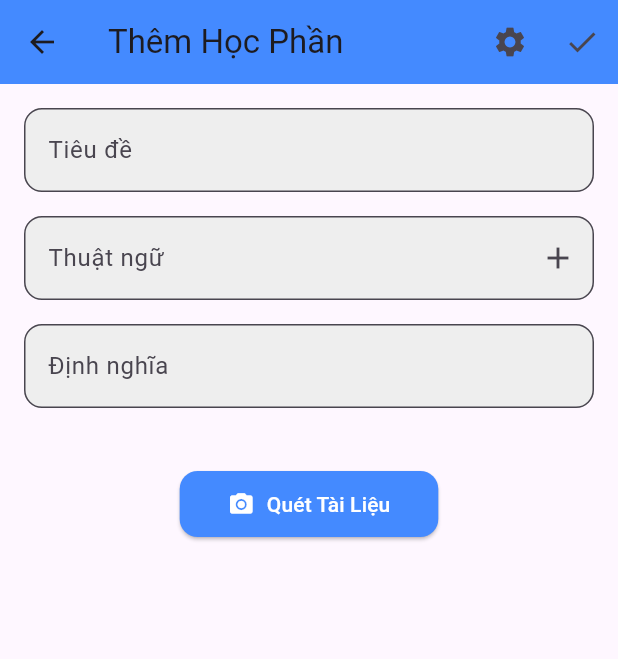
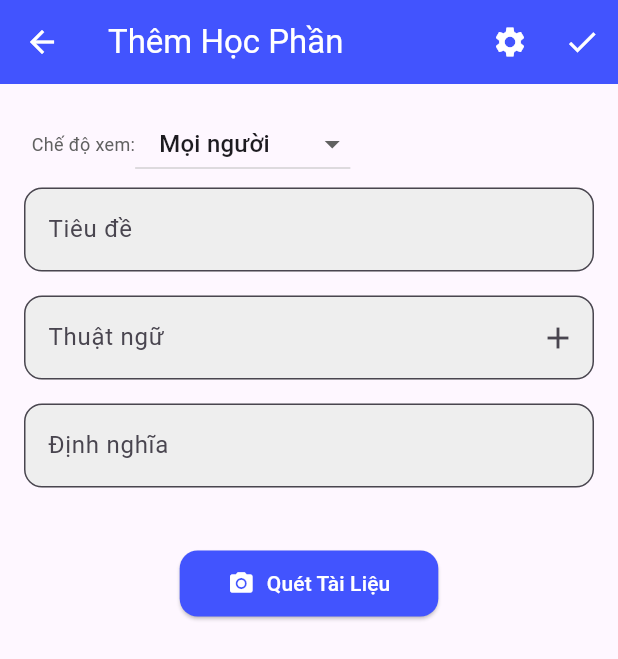
Before and after one commit to kuten2011/Learn-English-with-card, a Flutter app: the screen it shows once a user with an empty profile is signed in, after a tap on "Xem tất cả", after a tap on the "add" icon, on a phone screen of 412 x 824 dp. Shown: the top 659 px of the screen. Run offline on Flutter 3.47's test engine with Material 3 defaults, Android fonts, the phone set to English and light mode, and no system bars; drawn by our look-alikes of dropdown_button2; our stand-ins replace cloud_firestore, firebase_auth, firebase_core; accounts and stored records are empty; network calls fail.

Commit message:
upadate interface & add visibility for term

```diff
--- a/lib/ui/Nav_ui/homepageScreen.dart
+++ b/lib/ui/Nav_ui/homepageScreen.dart
@@ -41,13 +41,14 @@ class _MyHomePageState extends State<homepageScreen> {
       body: Center(
         child: _widgetOptions.elementAt(_selectedIndex),
       ),
-      bottomNavigationBar: Container(
+      bottomNavigationBar: ClipRRect(
+        borderRadius: BorderRadius.only(
+          topLeft: Radius.circular(25.0), // Bo tròn góc trên bên trái
+          topRight: Radius.circular(25.0), // Bo tròn góc trên bên phải
+        ),
+        child: Container(
           decoration: BoxDecoration(
             color: Color(0xFF4254FE), // Màu nền của BottomNavigationBar
-          borderRadius: BorderRadius.only(
-            topLeft: Radius.circular(16.0), // Bo tròn góc trên bên trái
-            topRight: Radius.circular(16.0), // Bo tròn góc trên bên phải
-          ),
           ),
           child: BottomNavigationBar(
             items: const <BottomNavigationBarItem>[
@@ -116,9 +117,11 @@ class _MyHomePageState extends State<homepageScreen> {
               } else {
                 // Nếu chọn các mục khác, chuyển hướng ngay lập tức
                 _onItemTapped(index);
-              _showAppBar = true; // Hiển thị AppBar khi chuyển đổi các tab khác
+                _showAppBar =
+                    true; // Hiển thị AppBar khi chuyển đổi các tab khác
               }
             },
+          ),
         ),
       ),
     );
--- a/lib/ui/auth_ui/forgetPasswordScreen.dart
+++ b/lib/ui/auth_ui/forgetPasswordScreen.dart
@@ -23,6 +23,7 @@ class _forgetPasswordState extends State<forgetPasswordScreen> {
       child: Scaffold(
         appBar: AppBar(
           backgroundColor: Color(0xFF4254FE),
+          foregroundColor: Colors.white,
           elevation: 0,
         ),
         body: SingleChildScrollView(
--- a/lib/ui/folder_ui/folderOfLibrary.dart
+++ b/lib/ui/folder_ui/folderOfLibrary.dart
@@ -92,8 +92,8 @@ class FolderCard extends StatelessWidget {
         padding: const EdgeInsets.all(8.0),
         child: Card(
           shape: RoundedRectangleBorder(
-            borderRadius: BorderRadius.circular(10.0),
-            side: BorderSide(color: Colors.black), // Viền đen
+            borderRadius: BorderRadius.circular(16.0),
+            side: BorderSide(color: Colors.grey[400]!), // Viền đen
           ),
           color: Colors.white, // Màu nền trắng tinh
           margin: const EdgeInsets.symmetric(vertical: 5.0, horizontal: 5.0),
--- a/lib/ui/homepage_ui/homeScreen.dart
+++ b/lib/ui/homepage_ui/homeScreen.dart
@@ -40,15 +40,23 @@ class _HomeScreenState extends State<HomeScreen> {
   }
 
   Future<void> getTermsFromFirestore() async {
-    final CollectionReference termsCollection = FirebaseFirestore.instance.collection('terms');
+    final CollectionReference termsCollection =
+        FirebaseFirestore.instance.collection('terms');
     final QuerySnapshot querySnapshot = await termsCollection.get();
 
     setState(() {
-      terms = querySnapshot.docs.map((doc) => doc.data() as Map<String, dynamic>).toList();
-      userTerms = terms.where((term) => term['userEmail'] == userEmail).toList();
-      similarTerms = terms.where((term) => term['userEmail'] != userEmail).toList();
-      print('Filtered user terms: $userTerms'); // Debug output
-      print('Filtered similar terms: $similarTerms'); // Debug output
+      terms = querySnapshot.docs
+          .map((doc) => doc.data() as Map<String, dynamic>)
+          .toList();
+      userTerms =
+          terms.where((term) => term['userEmail'] == userEmail).toList();
+      similarTerms = terms
+          .where((term) =>
+              term['userEmail'] != userEmail &&
+              term['visibility'] == 'Mọi người')
+          .toList();
+      // print('Filtered user terms: $userTerms'); // Debug output
+      // print('Filtered similar terms: $similarTerms'); // Debug output
     });
   }
 
@@ -66,8 +74,15 @@ class _HomeScreenState extends State<HomeScreen> {
             crossAxisAlignment: CrossAxisAlignment.start,
             children: [
               Container(
-                color: Color(0xFF4254FE),
-                padding: EdgeInsets.only(left: 8.0, right: 8.0, bottom: 8.0, top: 24.0),
+                decoration: BoxDecoration(
+                  color: Color(0xFF4254FE),
+                  borderRadius: BorderRadius.only(
+                    bottomLeft: Radius.circular(25.0),
+                    bottomRight: Radius.circular(25.0),
+                  ),
+                ),
+                padding: EdgeInsets.only(
+                    left: 8.0, right: 8.0, bottom: 8.0, top: 24.0),
                 child: Column(
                   crossAxisAlignment: CrossAxisAlignment.start,
                   children: [
@@ -83,18 +98,24 @@ class _HomeScreenState extends State<HomeScreen> {
                             },
                             decoration: InputDecoration(
                               hintText: tt,
-                              hintStyle: TextStyle(color: Color.fromARGB(255, 82, 82, 82)),
+                              hintStyle: TextStyle(
+                                  color: Color.fromARGB(255, 82, 82, 82)),
                               border: OutlineInputBorder(
-                                borderSide: BorderSide(color: Color(0xFF4254FE)),
+                                borderSide:
+                                    BorderSide(color: Color(0xFF4254FE)),
                                 borderRadius: BorderRadius.circular(25.0),
                               ),
                               focusedBorder: OutlineInputBorder(
-                                borderSide: BorderSide(color: Color.fromARGB(255, 82, 82, 82)),
+                                borderSide: BorderSide(
+                                    color: Color.fromARGB(255, 82, 82, 82)),
                                 borderRadius: BorderRadius.circular(25.0),
                               ),
-                              prefixIcon: Icon(Icons.search, color: const Color.fromARGB(255, 82, 82, 82)),
+                              prefixIcon: Icon(Icons.search,
+                                  color: const Color.fromARGB(255, 82, 82, 82)),
                               suffixIcon: IconButton(
-                                icon: Icon(Icons.clear, color: const Color.fromARGB(255, 82, 82, 82)),
+                                icon: Icon(Icons.clear,
+                                    color:
+                                        const Color.fromARGB(255, 82, 82, 82)),
                                 onPressed: () {
                                   setState(() {
                                     searchText = '';
@@ -102,12 +123,15 @@ class _HomeScreenState extends State<HomeScreen> {
                                   });
                                 },
                               ),
-                              contentPadding: EdgeInsets.symmetric(vertical: 16.0, horizontal: 16.0),
+                              contentPadding: EdgeInsets.symmetric(
+                                  vertical: 16.0, horizontal: 16.0),
                               filled: true,
-                              fillColor: Color.fromARGB(255, 255, 255, 255).withOpacity(0.8),
+                              fillColor: Color.fromARGB(255, 255, 255, 255)
+                                  .withOpacity(0.8),
                               isDense: true,
                             ),
-                            style: TextStyle(color: const Color.fromARGB(255, 0, 0, 0)),
+                            style: TextStyle(
+                                color: const Color.fromARGB(255, 0, 0, 0)),
                           ),
                         ),
                       ],
@@ -121,12 +145,14 @@ class _HomeScreenState extends State<HomeScreen> {
                 child: Row(
                   mainAxisAlignment: MainAxisAlignment.spaceBetween,
                   children: [
-                    Text('Học phần', style: TextStyle(fontSize: 16, fontWeight: FontWeight.bold)),
+                    Text('Học phần',
+                        style: TextStyle(
+                            fontSize: 16, fontWeight: FontWeight.bold)),
                     ElevatedButton(
                       onPressed: () {
                         _viewAllTerms(context);
                       },
-                      child: Text('Xem tất cả'),
+                      child: Text('Xem tất cả', style: TextStyle(color: Color(0xFF4254FE))),
                     ),
                   ],
                 ),
@@ -142,7 +168,9 @@ class _HomeScreenState extends State<HomeScreen> {
                     return EducationCard(
                       title: userTerm['title'],
                       userName: userTerm['userName'],
-                      count: userTerm['english'] != null ? userTerm['english'].length : 0,
+                      count: userTerm['english'] != null
+                          ? userTerm['english'].length
+                          : 0,
                     );
                   },
                 ),
@@ -153,7 +181,9 @@ class _HomeScreenState extends State<HomeScreen> {
                 child: Row(
                   mainAxisAlignment: MainAxisAlignment.spaceBetween,
                   children: [
-                    Text('Gợi ý học phần', style: TextStyle(fontSize: 18, fontWeight: FontWeight.bold)),
+                    Text('Gợi ý học phần',
+                        style: TextStyle(
+                            fontSize: 18, fontWeight: FontWeight.bold)),
                   ],
                 ),
               ),
@@ -168,7 +198,9 @@ class _HomeScreenState extends State<HomeScreen> {
                     return EducationCard(
                       title: similarTerm['title'] ?? 'No Title',
                       userName: similarTerm['userName'] ?? 'No Username',
-                      count: similarTerm['english'] != null ? similarTerm['english'].length : 0,
+                      count: similarTerm['english'] != null
+                          ? similarTerm['english'].length
+                          : 0,
                     );
                   },
                 ),
@@ -179,12 +211,14 @@ class _HomeScreenState extends State<HomeScreen> {
                 child: Row(
                   mainAxisAlignment: MainAxisAlignment.spaceBetween,
                   children: [
-                    Text('Thư mục', style: TextStyle(fontSize: 16, fontWeight: FontWeight.bold)),
+                    Text('Thư mục',
+                        style: TextStyle(
+                            fontSize: 16, fontWeight: FontWeight.bold)),
                     ElevatedButton(
                       onPressed: () {
                         // Handle "Xem tất cả" button tap
                       },
-                      child: Text('Xem tất cả'),
+                      child: Text('Xem tất cả', style: TextStyle(color: Color(0xFF4254FE))),
                     ),
                   ],
                 ),
@@ -216,7 +250,7 @@ class EducationCard extends StatelessWidget {
       margin: EdgeInsets.symmetric(horizontal: 8.0),
       child: Card(
         shape: RoundedRectangleBorder(
-          borderRadius: BorderRadius.circular(8.0),
+          borderRadius: BorderRadius.circular(16.0),
           side: BorderSide(color: Colors.grey[300]!),
         ),
         child: Container(
@@ -247,7 +281,9 @@ class EducationCard extends StatelessWidget {
                 children: [
                   Text(
                     '$userName   ',
-                    style: TextStyle(color: const Color.fromARGB(255, 0, 0, 0), fontSize: 16),
+                    style: TextStyle(
+                        color: const Color.fromARGB(255, 0, 0, 0),
+                        fontSize: 16),
                   ),
                   Container(
                     padding: EdgeInsets.all(2.0),
--- a/lib/ui/homepage_ui/libraryScreen.dart
+++ b/lib/ui/homepage_ui/libraryScreen.dart
@@ -55,6 +55,8 @@ class _libraryScreenState extends State<libraryScreen>
       appBar: AppBar(
         automaticallyImplyLeading: false,
         title: Text('Thư viện'),
+        backgroundColor: Color(0xFF4254FE),
+        foregroundColor: Colors.white,
         actions: <Widget>[
           IconButton(
             icon: Icon(Icons.add),
@@ -64,6 +66,8 @@ class _libraryScreenState extends State<libraryScreen>
           ),
         ],
         bottom: TabBar(
+          labelColor: Colors.white,
+          unselectedLabelColor: Colors.grey[400],
           controller: _tabController,
           tabs: [
             Tab(text: 'Học phần'),
--- a/lib/ui/homepage_ui/popUp.dart
+++ b/lib/ui/homepage_ui/popUp.dart
@@ -19,7 +19,7 @@ class AddMenuPopup extends StatelessWidget {
       child: Wrap(
         children: <Widget>[
           ListTile(
-            leading: Icon(Icons.book_outlined, color: Colors.blue),
+            leading: Icon(Icons.book_outlined, color: Color(0xFF4254FE)),
             title: Text('Học phần', style: TextStyle(color: Colors.grey)),
             onTap: () {
               // Xử lý khi nhấn "Học phần"
@@ -31,7 +31,7 @@ class AddMenuPopup extends StatelessWidget {
           ),
           Divider(),
           ListTile(
-            leading: Icon(Icons.folder_outlined, color: Colors.blue),
+            leading: Icon(Icons.folder_outlined, color: Color(0xFF4254FE)),
             title: Text('Thư mục', style: TextStyle(color: Colors.grey)),
             onTap: () {
               // Xử lý khi nhấn "Thư mục"
@@ -43,7 +43,7 @@ class AddMenuPopup extends StatelessWidget {
           ),
           Divider(),
           ListTile(
-            leading: Icon(Icons.group_outlined, color: Colors.blue),
+            leading: Icon(Icons.group_outlined, color: Color(0xFF4254FE)),
             title: Text('Lớp', style: TextStyle(color: Colors.grey)),
             onTap: () {
               // Xử lý khi nhấn "Thư mục"
--- a/lib/ui/term_ui/addTermScreen.dart
+++ b/lib/ui/term_ui/addTermScreen.dart
@@ -1,4 +1,5 @@
 import 'package:cloud_firestore/cloud_firestore.dart';
+import 'package:dropdown_button2/dropdown_button2.dart';
 import 'package:firebase_auth/firebase_auth.dart';
 import 'package:flutter/material.dart';
 import 'settingTermScreen.dart';
@@ -10,8 +11,13 @@ class AddTermScreen extends StatefulWidget {
 
 class _AddTermScreenState extends State<AddTermScreen> {
   final TextEditingController _titleController = TextEditingController();
-  final List<TextEditingController> _englishTermController = [TextEditingController()];
-  final List<TextEditingController> _vietnameseDefinitionController = [TextEditingController()];
+  final List<TextEditingController> _englishTermController = [
+    TextEditingController()
+  ];
+  final List<TextEditingController> _vietnameseDefinitionController = [
+    TextEditingController()
+  ];
+  String _visibility = 'Mọi người';
 
   User? user;
   String userEmail = 'No Email';
@@ -69,7 +75,8 @@ class _AddTermScreenState extends State<AddTermScreen> {
     return Scaffold(
       appBar: AppBar(
         title: const Text('Thêm Học Phần'),
-        backgroundColor: Colors.blueAccent,
+        backgroundColor: Color(0xFF4254FE),
+        foregroundColor: Colors.white,
         actions: <Widget>[
           IconButton(
             icon: const Icon(Icons.settings),
@@ -86,8 +93,13 @@ class _AddTermScreenState extends State<AddTermScreen> {
               final CollectionReference termsCollection =
                   FirebaseFirestore.instance.collection('terms');
 
-              List<String> englishTerms = _englishTermController.map((controller) => controller.text).toList();
-              List<String> vietnameseDefinitions = _vietnameseDefinitionController.map((controller) => controller.text).toList();
+              List<String> englishTerms = _englishTermController
+                  .map((controller) => controller.text)
+                  .toList();
+              List<String> vietnameseDefinitions =
+                  _vietnameseDefinitionController
+                      .map((controller) => controller.text)
+                      .toList();
 
               Map<String, dynamic> data = {
                 'title': _titleController.text,
@@ -95,6 +107,7 @@ class _AddTermScreenState extends State<AddTermScreen> {
                 'userName': userName,
                 'english': englishTerms,
                 'vietnamese': vietnameseDefinitions,
+                'visibility': _visibility,
               };
 
               await termsCollection.add(data);
@@ -105,7 +118,8 @@ class _AddTermScreenState extends State<AddTermScreen> {
                 ),
               );
 
-              Navigator.pop(context, true); // Truyền giá trị true khi quay lại trang trước đó
+              Navigator.pop(context,
+                  true); // Truyền giá trị true khi quay lại trang trước đó
             },
           ),
         ],
@@ -115,6 +129,41 @@ class _AddTermScreenState extends State<AddTermScreen> {
         child: Column(
           crossAxisAlignment: CrossAxisAlignment.start,
           children: <Widget>[
+            Padding(
+              padding: const EdgeInsets.only(left: 5.0, right: 5.0),
+              child: Row(
+                children: [
+                  Text(
+                    'Chế độ xem:', // Display the current visibility
+                    style: TextStyle(fontSize: 12, color: Colors.grey[700]),
+                  ),
+                  DropdownButton2<String>(
+                    value: _visibility,
+                    onChanged: (String? newValue) {
+                      setState(() {
+                        _visibility = newValue!;
+                      });
+                    },
+                    items: <String>['Mọi người', 'Chỉ mình tôi']
+                        .map<DropdownMenuItem<String>>((String value) {
+                      return DropdownMenuItem<String>(
+                        value: value,
+                        child: Text(value),
+                      );
+                    }).toList(),
+                    dropdownDecoration: BoxDecoration(
+                      borderRadius: BorderRadius.circular(10),
+                      border: Border.all(
+                        color: Colors.grey,
+                      ),
+                    ),
+                  ),
+                ],
+              ),
+            ),
+            const SizedBox(
+                      height:
+                          5.0),
             TextField(
               controller: _titleController,
               decoration: InputDecoration(
@@ -190,7 +239,7 @@ class _AddTermScreenState extends State<AddTermScreen> {
                 label: const Text('Quét Tài Liệu'),
                 style: ElevatedButton.styleFrom(
                   foregroundColor: Colors.white,
-                  backgroundColor: Colors.blueAccent,
+                  backgroundColor: Color(0xFF4254FE),
                   padding: const EdgeInsets.symmetric(
                     horizontal: 32.0,
                     vertical: 12.0,
--- a/lib/ui/term_ui/termListScreen.dart
+++ b/lib/ui/term_ui/termListScreen.dart
@@ -120,6 +120,8 @@ class _TermListScreenState extends State<TermListScreen> {
         ],
       ),
       floatingActionButton: FloatingActionButton(
+        backgroundColor: Color(0xFF4254FE),
+        foregroundColor: Colors.white,
         onPressed: () async {
           // Chờ cho trang AddTermScreen được đóng và cập nhật danh sách thuật ngữ sau khi quay lại
           await Navigator.push(
@@ -158,8 +160,8 @@ class Term extends StatelessWidget {
       margin: const EdgeInsets.only(left: 9, right: 9, top: 9),
       child: Card(
         shape: RoundedRectangleBorder(
-          side: const BorderSide(color: Colors.black, width: 1),
-          borderRadius: BorderRadius.circular(10),
+          side: BorderSide(color: Colors.grey[400]!, width: 1),
+          borderRadius: BorderRadius.circular(16),
         ),
         color: Colors.white,
         child: Padding(
--- a/pubspec.yaml
+++ b/pubspec.yaml
@@ -38,6 +38,7 @@ dependencies:
   firebase_core: ^2.31.0
   firebase_auth: ^4.19.5
   cloud_firestore: ^4.17.3
+  dropdown_button2: ^1.0.6
 
 dev_dependencies:
   flutter_test:
```
Also changed, not shown: lib/ui/folder_ui/termOfFolderScreen.dart (+7 -7 lines), lib/ui/homepage_ui/settingScreen.dart (+9 -8 lines), lib/ui/term_ui/cartListScreen.dart (+10 -8 lines), pubspec.lock. Lines whose indentation alone changed are shown as unchanged.
